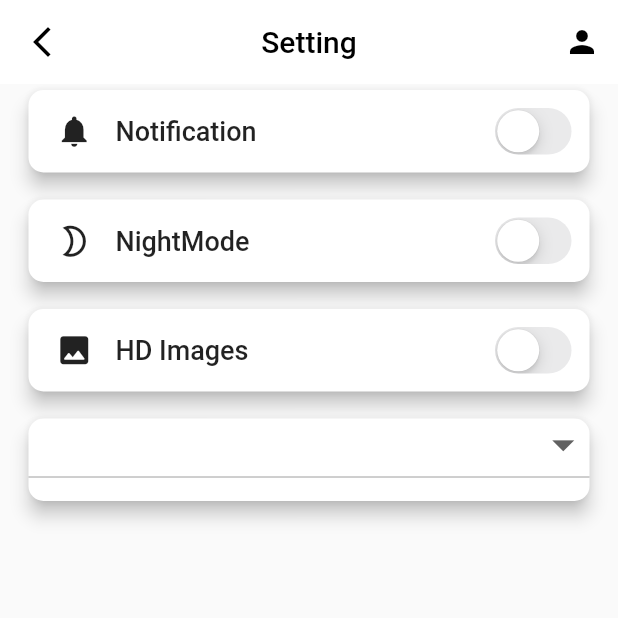
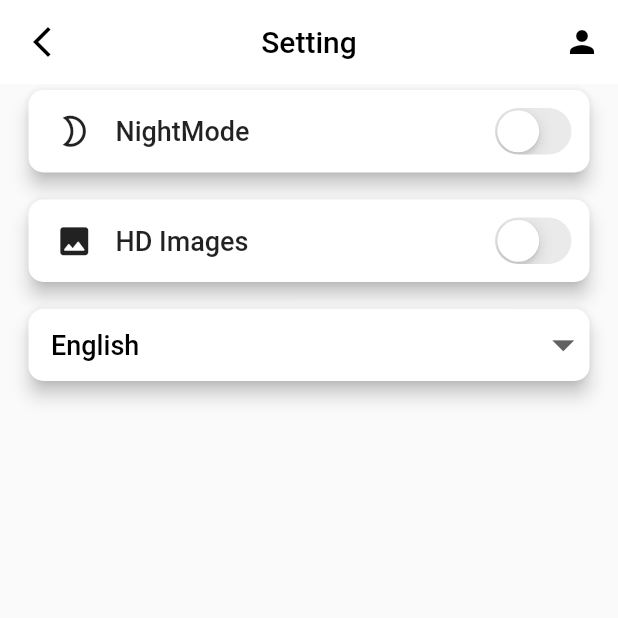
Before and after one commit to dholasmit/InShortApp, a Flutter app: the SettingScreen screen opened directly, on a phone screen of 412 x 824 dp, the top half of it. Run offline on Flutter 3.47's test engine with Material 2 defaults, Android fonts, the light colour scheme and no system bars; our stand-ins replace carousel_slider, flutter_swiper, get, shared_preferences, smooth_page_indicator, video_player; accounts and stored records are empty; network calls fail.

Commit message:
pop pop menu btn changes.

```diff
--- a/lib/ui/setting_screen/controller/setting_controller.dart
+++ b/lib/ui/setting_screen/controller/setting_controller.dart
@@ -33,7 +33,7 @@ class SettingController extends GetxController {
     "Gujarati",
     "Hindi",
   ];
-  String? chosenValue;
+  String? chosenValue = "English";
 
 // bool _nightModeBtn = false;
 //
--- a/lib/ui/setting_screen/view/setting_Screen.dart
+++ b/lib/ui/setting_screen/view/setting_Screen.dart
@@ -68,15 +68,15 @@ class _SettingScreenState extends State<SettingScreen> {
         builder: (SettingController settingController) {
           return Column(
             children: [
-              settingSell(
-                icon: Icons.notifications,
-                text: "Notification",
-                onTap: () {},
-                value: settingController.languageBtn,
-                onChanged: (value) {
-                  settingController.languageBtn = value;
-                },
-              ),
+              // settingSell(
+              //   icon: Icons.notifications,
+              //   text: "Notification",
+              //   onTap: () {},
+              //   value: settingController.languageBtn,
+              //   onChanged: (value) {
+              //     settingController.languageBtn = value;
+              //   },
+              // ),
               settingSell(
                 icon: settingController.nightModeBtn == true
                     ? Icons.nightlight
@@ -174,23 +174,21 @@ class _SettingScreenState extends State<SettingScreen> {
         borderRadius: BorderRadius.circular(10),
       ),
       child: Container(
-        decoration: BoxDecoration(borderRadius: BorderRadius.circular(20)),
+        decoration: BoxDecoration(borderRadius: BorderRadius.circular(10)),
         child: DropdownButton(
           isExpanded: true,
           focusColor: Colors.white,
-          underline: const Divider(color: Colors.grey),
+          underline: const Divider(color: Colors.transparent),
           value: settingController.chosenValue,
           style: const TextStyle(color: Colors.white),
 
           /// iconEnabledColor: Colors.black,
+
           icon: const Padding(
-            padding: EdgeInsets.only(bottom: 20),
+            padding: EdgeInsets.only(bottom: 0),
             child: Icon(
               Icons.arrow_drop_down,
               size: 35,
-              //color: Colors.red,
-
-              ///  color: AppColors.appColor,
             ),
           ),
           items: settingController.languageSelectList
@@ -198,13 +196,14 @@ class _SettingScreenState extends State<SettingScreen> {
             return DropdownMenuItem(
               value: value,
               child: Padding(
-                padding: const EdgeInsets.only(bottom: 20),
+                padding: const EdgeInsets.symmetric(horizontal: 15),
                 child: Text(
                   value,
-                  style: const TextStyle(
-                    color: Colors.black,
-
-                    /// fontFamily: kAppFont,
+                  style: TextStyle(
+                    color: settingController.nightModeBtn == true
+                        ? Colors.white
+                        : Colors.black,
+                    fontWeight: FontWeight.w500,
                     fontSize: 18,
                   ),
                 ),
```
